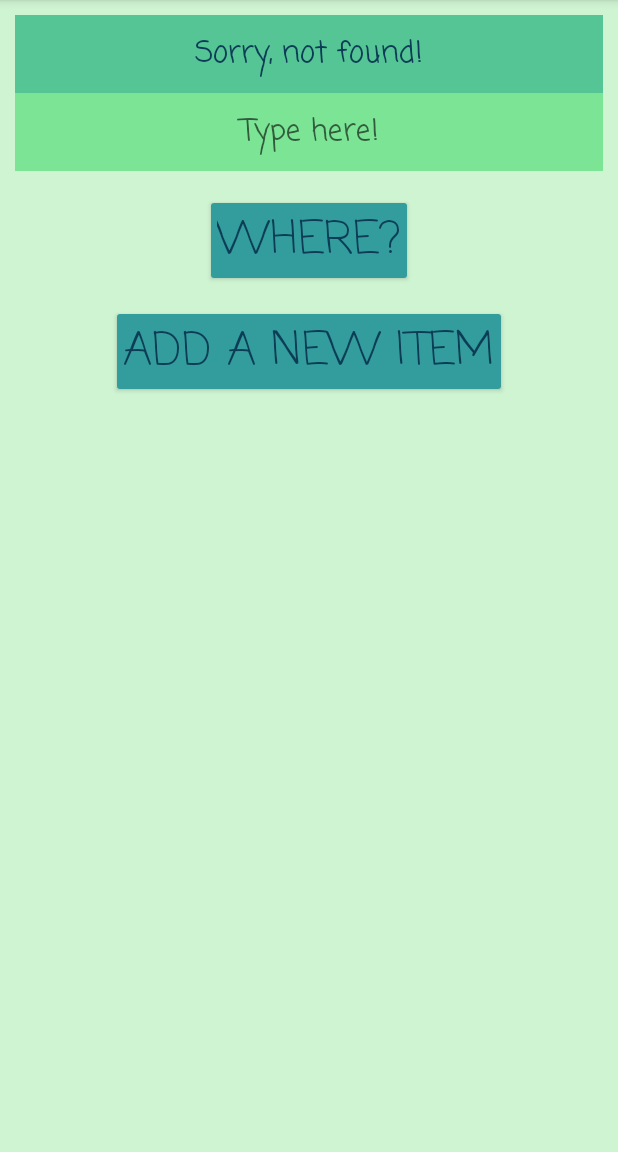
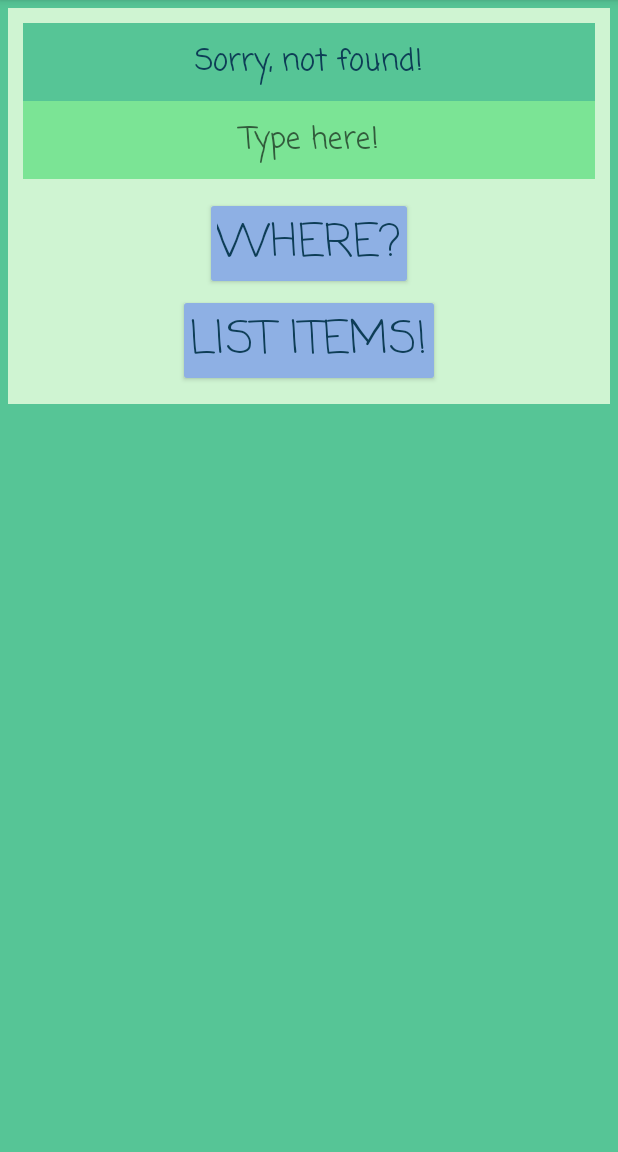
Before and after one commit to Evgenios95/Garbagious, an Android app: the screen it shows after launch (MainActivity), after a tap on "WHERE?", on a phone screen of 412 x 824 dp, the part 84-1236 px from its top. Run offline under Robolectric (Android 15) with nearby library versions, the phone set to English and light mode, and no system bars.

Commit message:
Garbage version 4

```diff
--- a/GarbageV3/GarbageV3/app/src/main/AndroidManifest.xml
+++ b/GarbageV3/GarbageV3/app/src/main/AndroidManifest.xml
@@ -15,7 +15,10 @@
                 <category android:name="android.intent.category.LAUNCHER" />
             </intent-filter>
         </activity>
-        <activity android:name=".AddItemActivity"
+<!--        <activity android:name=".AddItemActivity"-->
+<!--            android:screenOrientation="sensor">-->
+<!--        </activity>-->
+        <activity android:name=".ListActivity"
             android:screenOrientation="sensor">
         </activity>
     </application>
--- /dev/null
+++ b/GarbageV3/GarbageV3/app/src/main/java/com/example/myapplication/FragmentUI.java
@@ -0,0 +1,110 @@
+package com.example.myapplication;
+
+
+import android.content.ClipData;
+import android.content.Intent;
+import android.os.Bundle;
+
+import android.util.Log;
+import android.view.LayoutInflater;
+import android.view.View;
+import android.view.ViewGroup;
+import android.widget.Button;
+import android.widget.EditText;
+import android.widget.TextView;
+
+import androidx.annotation.NonNull;
+import androidx.annotation.Nullable;
+import androidx.fragment.app.Fragment;
+
+public class FragmentUI extends Fragment {
+
+    //GUI variables
+    private Button whereItems, listItems;
+    private TextView items;
+    private EditText searchItems;
+
+    //Items database
+    private ItemsDB itemsDB;
+
+    public String findWaste() {
+        String items = searchItems.getText().toString().toLowerCase();
+        return itemsDB.findWaste(items);
+    }
+
+    @Override
+    public void onCreate(Bundle savedInstanceState) {
+        super.onCreate(savedInstanceState);
+        itemsDB = ItemsDB.get(getActivity());
+    }
+
+    @Override
+    public View onCreateView( LayoutInflater inflater,  ViewGroup container,
+                              Bundle savedInstanceState) {
+        final View v = inflater.inflate(R.layout.fragment_ui, container, false);
+
+        items = v.findViewById(R.id.items);
+        items.setText("Input garbage below: ");
+        whereItems = v.findViewById(R.id.where_button);
+
+        searchItems = v.findViewById(R.id.searchItems);
+
+        whereItems.setOnClickListener(new View.OnClickListener() {
+            @Override public void onClick(View v) {
+                Log.v("EditText", searchItems.getText().toString());
+                items.setText(findWaste());
+            }
+        });
+
+
+        listItems = v.findViewById(R.id.list);
+        listItems.setOnClickListener(new View.OnClickListener() {
+            @Override
+            public void onClick(View view) {
+                Intent intent = new Intent(getActivity(), ListActivity.class);
+                startActivity(intent);
+            }
+        });
+
+        return v;
+    }
+
+
+
+
+//    public String findWaste() {
+//        String items = searchItems.getText().toString().toLowerCase();
+//        return itemsDB.findWaste(items);
+//    }
+
+
+//        whereItems.setOnClickListener(new View.OnClickListener() {
+//            @Override
+//            public void onClick(View v) {
+//                Log.v("EditText", searchItems.getText().toString());
+//                items.setText(findWaste());
+//            }
+//        });
+
+    //    @Override
+//    public void onCreate(Bundle savedInstanceState) {
+//        super.onCreate(savedInstanceState);
+//        setContentView(R.layout.fragment_ui);
+//
+//        items= findViewById(R.id.items);
+//        items.setText("Input garbage below: ");
+//        whereItems= f
+//
+//        itemsDB = ItemsDB.get(MainActivity.this);
+//        searchItems= findViewById(R.id.searchItems);
+//
+//        whereItems.setOnClickListener(new View.OnClickListener() {
+//            @Override
+//            public void onClick(View v) {
+//                Log.v("EditText", searchItems.getText().toString());
+//                items.setText(findWaste());
+//            }
+//        });
+
+
+}
--- a/GarbageV3/GarbageV3/app/src/main/java/com/example/myapplication/ItemsDB.java
+++ b/GarbageV3/GarbageV3/app/src/main/java/com/example/myapplication/ItemsDB.java
@@ -12,52 +12,41 @@ import java.util.List;
 import java.util.Map;
 
 public class ItemsDB {
+
     private static ItemsDB sItemsDB;
-    private final Map<String, String> itemsMap = new LinkedHashMap<String, String>();
+    private final HashMap<String, String> itemsMap = new HashMap<>();
     private static Context sContext;
 
-    /**
-     * In order to have a singleton we need a pattern. A static member, which is the instance of the
-     * singleton class together with a static public method which will provide access to the
-     * singleton object and it returns the instance to the client calling class. With the singleton
-     * we ensure that only one instance of a class is created and allow multiple instances in the
-     * future without affecting it.
-     *
-     * @param context
-     * @return the list
-     */
+
     public static ItemsDB get(Context context) {
         if (sItemsDB == null) {
             sContext = context;
-            sItemsDB = new ItemsDB(context);
+            sItemsDB = new ItemsDB();
         }
         return sItemsDB;
     }
 
-    private ItemsDB(Context context) {
+    private ItemsDB() {
         fillItemsDB();
     }
 
-    /**
-     * @return concatenation of a string and the item to a long string
-     */
-    public String findWaste(String garbagiousItem) {
+    public String listItems() {
         String r = "";
-        for (HashMap.Entry<String, String> item : itemsMap.entrySet()) {
-            if (item.getKey().equalsIgnoreCase(garbagiousItem.trim())){
-            r = r + "Place " + item.getKey() + " in:" + item.getValue();
+        for (HashMap.Entry<String, String> item : itemsMap.entrySet())
+            r = r + item.getKey().toLowerCase() + " is in:" + item.getValue().toLowerCase() +".\n";
             return r;
-            }
-    } return "Sorry, not found!";}
-
-    /**
-     * @param what  garbage
-     * @param where garbage placement
-     */
-    public void addItem(String what, String where) {
-        itemsMap.put(what, where);
     }
 
+    public String findWaste(String garbageItem){
+        String r = "";
+        for (Map.Entry <String, String> item : itemsMap.entrySet()) {
+            if (item.getKey().equalsIgnoreCase(garbageItem)) {
+                r = r + "Throw " + item.getKey()+ " in" + item.getValue() +"!";
+                return r;
+            }
+        }
+        return "Sorry, not found!";
+    }
 
     private void fillItemsDB() {
         try {
@@ -75,3 +64,25 @@ public class ItemsDB {
         }
     }
 }
+
+
+
+
+
+
+//    public void addItem(String what, String where) {
+//        itemsMap.put(what, where);
+//    }
+
+
+
+///**
+// //     * In order to have a singleton we need a pattern. A static member, which is the instance of the
+// //     * singleton class together with a static public method which will provide access to the
+// //     * singleton object and it returns the instance to the client calling class. With the singleton
+// //     * we ensure that only one instance of a class is created and allow multiple instances in the
+// //     * future without affecting it.
+// //     *
+// //     * @param context
+// //     * @return the list
+// //     */
--- a/GarbageV3/GarbageV3/app/src/main/java/com/example/myapplication/MainActivity.java
+++ b/GarbageV3/GarbageV3/app/src/main/java/com/example/myapplication/MainActivity.java
@@ -1,77 +1,73 @@
 package com.example.myapplication;
-
-import android.content.Intent;
+import androidx.appcompat.app.AppCompatActivity;
+import androidx.fragment.app.Fragment;
+import androidx.fragment.app.FragmentManager;
+import android.content.res.Configuration;
 import android.os.Bundle;
-import android.util.Log;
-import android.view.View;
-import android.widget.Button;
-import android.widget.EditText;
-import android.widget.TextView;
-
-import androidx.appcompat.app.AppCompatActivity;
 
 public class MainActivity extends AppCompatActivity {
 
     // Model: Database of items
-    private ItemsDB itemsDB;
-    private Button listItems, addNew;
-    private TextView items;
-    private EditText searchItems;
+    private FragmentManager fm;
+    Fragment fragmentUI, fragmentList;
 
+    //Items Database
+    private static ItemsDB itemsDB;
 
-    /**
-     *
-     * @return returns the garbage
-     */
-    public String findWaste() {
-        String items = searchItems.getText().toString().toLowerCase();
-        return itemsDB.findWaste(items);
-    }
 
     @Override
     protected void onCreate(Bundle savedInstanceState) {
         super.onCreate(savedInstanceState);
-        setContentView(R.layout.garb);
+        setContentView(R.layout.garbage);
+        itemsDB = ItemsDB.get(this);
+        fm = getSupportFragmentManager();
+        setUpFragments();
+    }
 
-        items= findViewById(R.id.items);
-        items.setText("Input garbage below: ");
-        listItems= findViewById(R.id.where_button);
-
-        itemsDB = ItemsDB.get(MainActivity.this);
-        searchItems= findViewById(R.id.searchItems);
-
-        listItems.setOnClickListener(new View.OnClickListener() {
-            @Override
-            public void onClick(View v) {
-                Log.v("EditText", searchItems.getText().toString());
-                items.setText(findWaste());
+    private void setUpFragments() {
+        if (getResources().getConfiguration().orientation == Configuration.ORIENTATION_LANDSCAPE) {
+            fragmentUI = fm.findFragmentById(R.id.container_ui_landscape);
+            fragmentList = fm.findFragmentById(R.id.container_list);
+            if ((fragmentUI == null) && (fragmentList == null)) {
+                fragmentUI = new FragmentUI();
+                fragmentList = new ListFragment();
+                fm.beginTransaction()
+                        .add(R.id.container_ui_landscape, fragmentUI)
+                        .add(R.id.container_list, fragmentList)
+                        .commit();
             }
-        });
-
-        addNew = findViewById(R.id.addNew_button);
-
-        /**
-         * @setOnClickListener listItems is a button in this case. An instance
-         * of View.OnclickListener will be created and wired the listener to the
-         * button. After the user presses the button then something will happen
-         * which is onClick(View).
-         *
-         * startActivity(Intent) is used to start a new activity which will be placed on top of
-         * the activity stack. It takes an argument (Intent) and describes the activity which is
-         * going to be executed.
-         *
-         * @Intent(context,class) Creating an intent for a specific component.
-         * The context is a reference to link the resources to the program, you can simply write
-         * this or ShoppingActivity. this. And then the class that is to be run is provided. In
-         * our case Listactivity. Context is the starting point and class is the class activity
-         * we need to start. Writing intent will make the first page disappear and listactivity
-         * will take over the screen. Concurrency as well.
-         */
-        addNew.setOnClickListener(new View.OnClickListener() {
-            @Override public void onClick(View v) {
-                Intent intent = new Intent(MainActivity.this, AddItemActivity.class);
-                startActivity(intent);
+        } else {
+            //Orientation portrait
+            fragmentUI = fm.findFragmentById(R.id.container_ui_portrait);
+            if (fragmentUI == null) {
+                fragmentUI = new FragmentUI();
+                fm.beginTransaction()
+                        .add(R.id.container_ui_portrait, fragmentUI)
+                        .commit();
             }
-        });
+        }
     }
 }
+
+
+    //    @Override
+//    protected void onCreate(Bundle savedInstanceState) {
+//        super.onCreate(savedInstanceState);
+//        setContentView(R.layout.fragment_ui);
+//
+//        items= findViewById(R.id.items);
+//        items.setText("Input garbage below: ");
+//        whereItems= findViewById(R.id.where_button);
+//
+//        itemsDB = ItemsDB.get(MainActivity.this);
+//        searchItems= findViewById(R.id.searchItems);
+//
+//        whereItems.setOnClickListener(new View.OnClickListener() {
+//            @Override
+//            public void onClick(View v) {
+//                Log.v("EditText", searchItems.getText().toString());
+//                items.setText(findWaste());
+//            }
+//        });
+
+//
--- /dev/null
+++ b/GarbageV3/GarbageV3/app/src/main/res/layout-land/garbage.xml
@@ -0,0 +1,22 @@
+<?xml version="1.0" encoding="utf-8"?>
+<LinearLayout xmlns:android="http://schemas.android.com/apk/res/android"
+    android:layout_width="match_parent"
+    android:layout_height="match_parent"
+    android:background="@color/Green1"
+    android:orientation="horizontal"
+    android:paddingLeft="5dp">
+
+    <FrameLayout
+        android:id="@+id/container_ui_landscape"
+        android:layout_width="0dp"
+        android:layout_height="match_parent"
+        android:layout_weight="1"/>
+
+    <FrameLayout
+        android:id="@+id/container_list"
+        android:layout_width="0dp"
+        android:layout_height="match_parent"
+        android:background="@color/Green1"
+        android:textSize="15sp"
+        android:layout_weight="1.30"/>
+</LinearLayout>
--- /dev/null
+++ b/GarbageV3/GarbageV3/app/src/main/res/layout-port/garbage.xml
@@ -0,0 +1,13 @@
+<?xml version="1.0" encoding="utf-8"?>
+<LinearLayout xmlns:android="http://schemas.android.com/apk/res/android"
+    android:layout_width="match_parent"
+    android:layout_height="match_parent"
+    android:background="@color/Green1"
+    android:orientation="vertical"
+    android:padding="5dp">
+
+    <FrameLayout
+        android:id="@+id/container_ui_portrait"
+        android:layout_width="match_parent"
+        android:layout_height="wrap_content" />
+</LinearLayout>
--- a/GarbageV3/GarbageV3/app/src/main/res/layout/add_item.xml
+++ b/GarbageV3/GarbageV3/app/src/main/res/layout/fragment_ui.xml
@@ -7,55 +7,25 @@
     android:padding="10dp"
     android:orientation="vertical">
 
-<LinearLayout
-    android:layout_width="match_parent"
-    android:layout_height="wrap_content"
-    android:layout_marginBottom="5dp"
-    android:orientation="horizontal">
-
-    <TextView
-        android:layout_height="52dp"
-        android:layout_width="127dp"
-        android:text="@string/what_item"
-        android:textColor="@color/text"
-        android:background="@color/Green1"
-        android:textSize="20sp"
-        android:gravity="center" />
-
-
-    <EditText
-        android:id="@+id/whatItem"
-        android:layout_width="match_parent"
-        android:layout_height="52dp"
-        android:layout_marginBottom="5dp"
-        android:background="@color/Green2"
-        android:ems="30"
-        android:fontFamily="casual"
-        android:hint="@string/type_here"
-        android:inputType="text"
-        android:textAlignment="center"
-        android:textColor="@color/text"
-        android:textSize="@dimen/text_size" />
-</LinearLayout>
-
     <LinearLayout
         android:layout_width="match_parent"
-        android:layout_height="51dp"
+        android:layout_height="wrap_content"
         android:layout_marginBottom="5dp"
-        android:orientation="horizontal">
+        android:orientation="vertical">
 
         <TextView
-            android:layout_width="127dp"
+            android:id="@+id/items"
+            android:layout_width="match_parent"
             android:layout_height="52dp"
             android:background="@color/Green1"
+            android:fontFamily="casual"
             android:gravity="center"
-            android:text="@string/what_place"
+            android:textAlignment="center"
             android:textColor="@color/text"
             android:textSize="20sp" />
 
-
         <EditText
-            android:id="@+id/whatPlace"
+            android:id="@+id/searchItems"
             android:layout_width="match_parent"
             android:layout_height="52dp"
             android:layout_marginBottom="5dp"
@@ -67,18 +37,30 @@
             android:textColor="@color/text"
             android:textSize="@dimen/text_size" />
     </LinearLayout>
-
     <Button
-        android:id="@+id/addnewItem_button"
+        android:id="@+id/where_button"
         android:fontFamily="casual"
         android:layout_width="wrap_content"
         android:layout_height="wrap_content"
         android:layout_gravity="center"
-        android:text="@string/add_new_item"
+        android:text="@string/where"
         android:textSize="@dimen/button_size"
-        android:padding="7dp"
-        android:layout_margin="13dp"
+        android:padding="8dp"
+        android:layout_margin="1dp"
         android:textColor="@color/text"
-        app:backgroundTint="@color/Blue2" />
+        app:backgroundTint="#8EB0E4" />
+
+    <Button
+        android:id="@+id/list"
+        android:layout_width="wrap_content"
+        android:layout_height="wrap_content"
+        android:layout_gravity="center"
+        android:layout_margin="1dp"
+        android:fontFamily="casual"
+        android:padding="8dp"
+        android:text="@string/list_items"
+        android:textColor="@color/text"
+        android:textSize="@dimen/button_size"
+        app:backgroundTint="#8EB0E4" />
 
 </LinearLayout>
--- a/GarbageV3/GarbageV3/app/src/main/res/layout/garb.xml
+++ /dev/null
@@ -1,63 +0,0 @@
-<?xml version="1.0" encoding="utf-8"?>
-<LinearLayout xmlns:android="http://schemas.android.com/apk/res/android"
-    xmlns:app="http://schemas.android.com/apk/res-auto"
-    android:layout_width="match_parent"
-    android:layout_height="match_parent"
-    android:background="@color/Green3"
-    android:padding="10dp"
-    android:textAlignment="center"
-    android:orientation="vertical">
-
-
-    <TextView
-        android:id="@+id/items"
-        android:layout_width="match_parent"
-        android:layout_height="52dp"
-        android:background="@color/Green1"
-        android:fontFamily="casual"
-        android:gravity="center"
-        android:textAlignment="center"
-        android:textColor="@color/text"
-        android:textSize="20sp" />
-
-    <EditText
-        android:id="@+id/searchItems"
-        android:layout_width="match_parent"
-        android:layout_height="52dp"
-        android:layout_marginBottom="5dp"
-        android:background="@color/Green2"
-        android:ems="30"
-        android:fontFamily="casual"
-        android:hint="@string/type_here"
-        android:inputType="text"
-        android:textAlignment="center"
-        android:textColor="@color/text"
-        android:textSize="@dimen/text_size" />
-
-    <Button
-        android:id="@+id/where_button"
-        android:fontFamily="casual"
-        android:layout_width="wrap_content"
-        android:layout_height="wrap_content"
-        android:layout_gravity="center"
-        android:text="@string/where"
-        android:textSize="@dimen/button_size"
-        android:padding="8dp"
-        android:layout_margin="10dp"
-        android:textColor="@color/text"
-        app:backgroundTint="@color/Blue2" />
-
-    <Button
-        android:id="@+id/addNew_button"
-        android:fontFamily="casual"
-        android:layout_width="wrap_content"
-        android:layout_height="wrap_content"
-        android:layout_gravity="center"
-        android:text="@string/add_a_new_item"
-        android:textSize="@dimen/button_size"
-        android:padding="8dp"
-        android:layout_margin="2dp"
-        android:textColor="@color/text"
-        app:backgroundTint="@color/Blue2" />
-
-</LinearLayout>
--- a/GarbageV3/GarbageV3/app/src/main/res/values/dimens.xml
+++ b/GarbageV3/GarbageV3/app/src/main/res/values/dimens.xml
@@ -4,4 +4,6 @@
     <dimen name="activity_vertical_margin">16dp</dimen>
     <dimen name="text_size">20sp</dimen>
     <dimen name="button_size">30sp</dimen>
+    <dimen name="text_sizep3">18sp</dimen>
+    <dimen name="list_text_size">15sp</dimen>
 </resources>
--- a/GarbageV3/GarbageV3/app/src/main/res/values/strings.xml
+++ b/GarbageV3/GarbageV3/app/src/main/res/values/strings.xml
@@ -1,11 +1,11 @@
 <resources>
     <string name="app_name">Garbagious</string>
     <string name="where">Where?</string>
-    <string name="hello_world">Hello world!</string>
     <string name="where_to_place_the_item">Where to place the item:</string>
     <string name="type_here">Type here!</string>
     <string name="add_a_new_item">Add a new item</string>
     <string name="what_item">What item?</string>
     <string name="add_new_item">add new item</string>
     <string name="what_place">What place?</string>
+    <string name="list_items">List items!</string>
 </resources>
```
Also changed, not shown: GarbageV3/GarbageV3/app/src/main/java/com/example/myapplication/AddItemActivity.java (deleted, +0 -75 lines), GarbageV3/GarbageV3/app/src/main/java/com/example/myapplication/Item.java (deleted, +0 -36 lines), GarbageV3/GarbageV3/app/src/main/java/com/example/myapplication/ListActivity.java (added, +32 -0 lines), GarbageV3/GarbageV3/app/src/main/java/com/example/myapplication/ListFragment.java (added, +35 -0 lines), GarbageV3/GarbageV3/app/src/main/res/layout/activity_list.xml (added, +13 -0 lines), GarbageV3/GarbageV3/app/src/main/res/layout/fragment_list.xml (added, +27 -0 lines), 1 other file.
